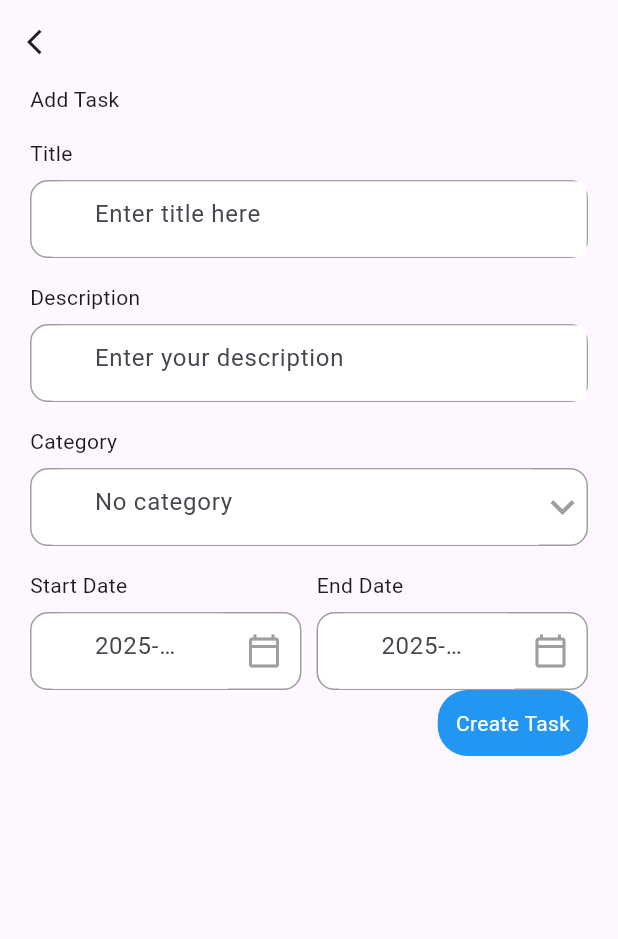
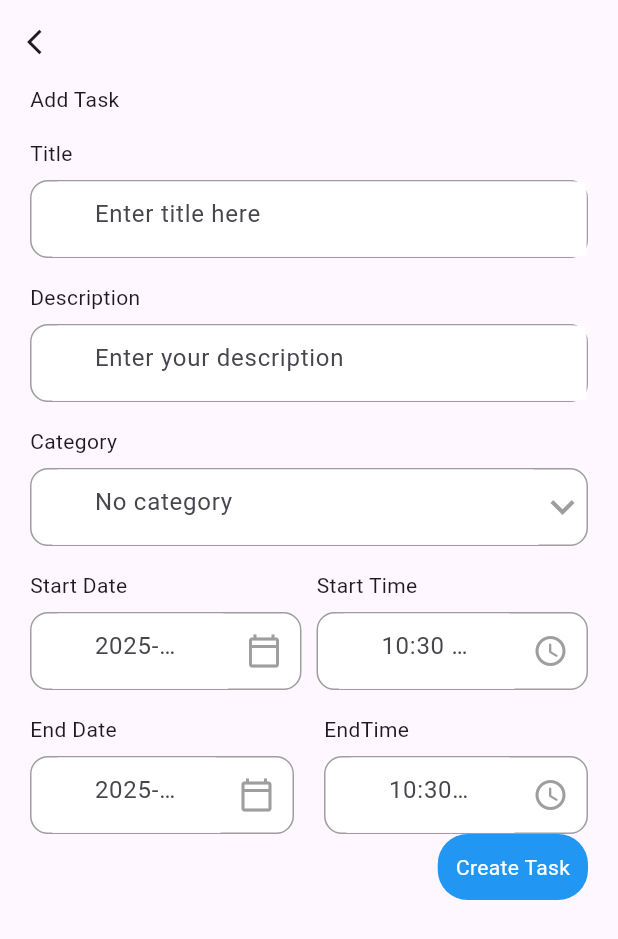
Before and after one commit to tttduong/flutter_reminder, a Flutter app: the AddTaskPage screen opened directly, on a phone screen of 412 x 824 dp. Shown: the top 939 px of the screen. Run offline on Flutter 3.47's test engine with Material 3 defaults, Android fonts, the phone set to English and light mode, and no system bars; our stand-ins replace dash_chat_2, date_picker_timeline, dio, font_awesome_flutter, get, get_storage and 2 more; accounts and stored records are empty; network calls fail.

Commit message:
integrate time to task

```diff
--- a/client/lib/ui/screens/add_task.dart
+++ b/client/lib/ui/screens/add_task.dart
@@ -112,6 +112,21 @@ class _AddTaskPageState extends State<AddTaskPage> {
                       ),
                       SizedBox(width: 10), // Khoảng cách giữa 2 field
                       Expanded(
+                          child: MyInputField(
+                              title: "Start Time",
+                              hint: _startTime,
+                              widget: IconButton(
+                                onPressed: () {
+                                  _getTimeFromUser(isStartTime: true);
+                                },
+                                icon: Icon(Icons.access_time_rounded),
+                                color: Colors.grey,
+                              ))),
+                    ],
+                  ),
+                  Row(
+                    children: [
+                      Expanded(
                         child: MyInputField(
                             title: "End Date",
                             hint: _selectedEndDate,
@@ -122,33 +137,18 @@ class _AddTaskPageState extends State<AddTaskPage> {
                                   _getDateFromUser(isStartDate: false);
                                 })),
                       ),
-                      //   ],
-                      // ),
-                      // Row(
-                      //   children: [
-                      //     Expanded(
-                      //         child: MyInputField(
-                      //             title: "Time",
-                      //             hint: _startTime,
-                      //             widget: IconButton(
-                      //               onPressed: () {
-                      //                 _getTimeFromUser(isStartTime: true);
-                      //               },
-                      //               icon: Icon(Icons.access_time_rounded),
-                      //               color: Colors.grey,
-                      //             ))),
-                      //     SizedBox(width: 20),
-                      //     Expanded(
-                      //         child: MyInputField(
-                      //             title: "EndTime",
-                      //             hint: _endTime,
-                      //             widget: IconButton(
-                      //               onPressed: () {
-                      //                 _getTimeFromUser(isStartTime: false);
-                      //               },
-                      //               icon: Icon(Icons.access_time_rounded),
-                      //               color: Colors.grey,
-                      //             ))),
+                      SizedBox(width: 20),
+                      Expanded(
+                          child: MyInputField(
+                              title: "EndTime",
+                              hint: _endTime,
+                              widget: IconButton(
+                                onPressed: () {
+                                  _getTimeFromUser(isStartTime: false);
+                                },
+                                icon: Icon(Icons.access_time_rounded),
+                                color: Colors.grey,
+                              ))),
                     ],
                   ),
                   Row(
@@ -210,22 +210,6 @@ class _AddTaskPageState extends State<AddTaskPage> {
           icon: Icon(Icons.warning_amber_rounded, color: Colors.red));
     }
   }
-
-  // _addTaskToDb() async {
-  //   // print("_addTaskToDb(): $_selectedDate");
-  //   await _taskController.addTask(
-  //     task: Task(
-  //       title: _titleController.text,
-  //       description: _noteController.text,
-  //       categoryId: _selectedCategoryId,
-  //       date: DateFormat('yyyy-MM-dd').parse(_selectedDate),
-  //       dueDate: DateFormat('yyyy-MM-dd').parse(_selectedDate),
-  //     ),
-  //   );
-
-  //   await Future.delayed(Duration(milliseconds: 500)); // Chờ API cập nhật
-  //   _taskController.getTasksByCategory(_selectedCategoryId!);
-  // }
 
   _addTaskToDb() async {
     // Combine date và time thành DateTime object
```
Also changed, not shown: 2 other files.
